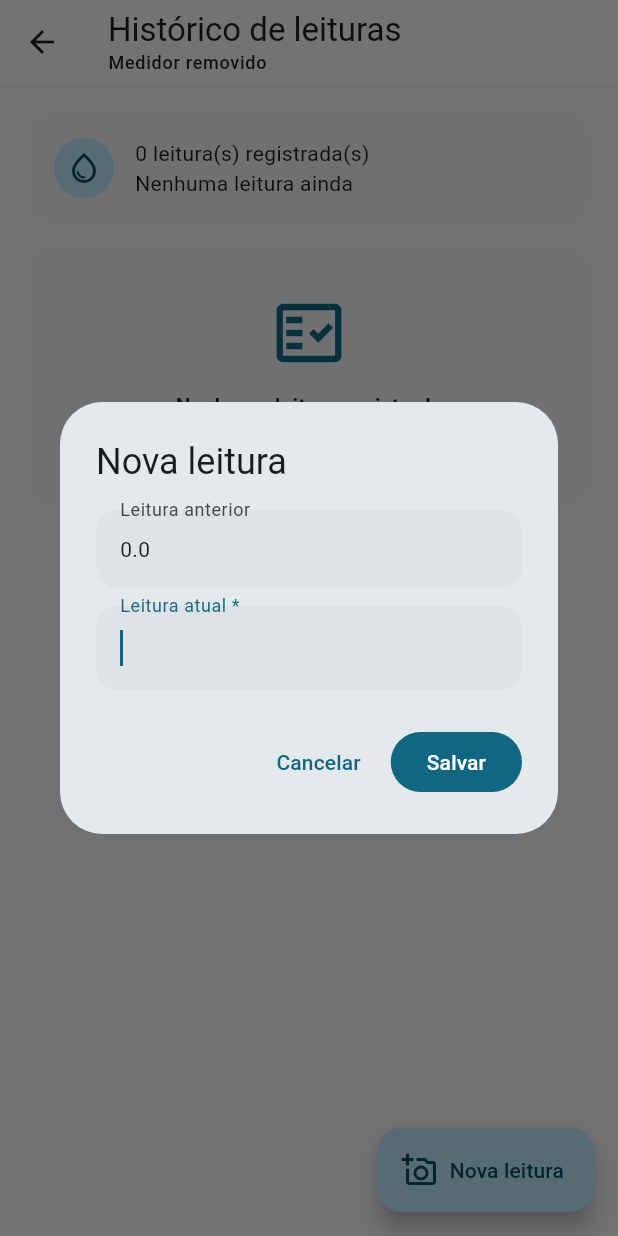
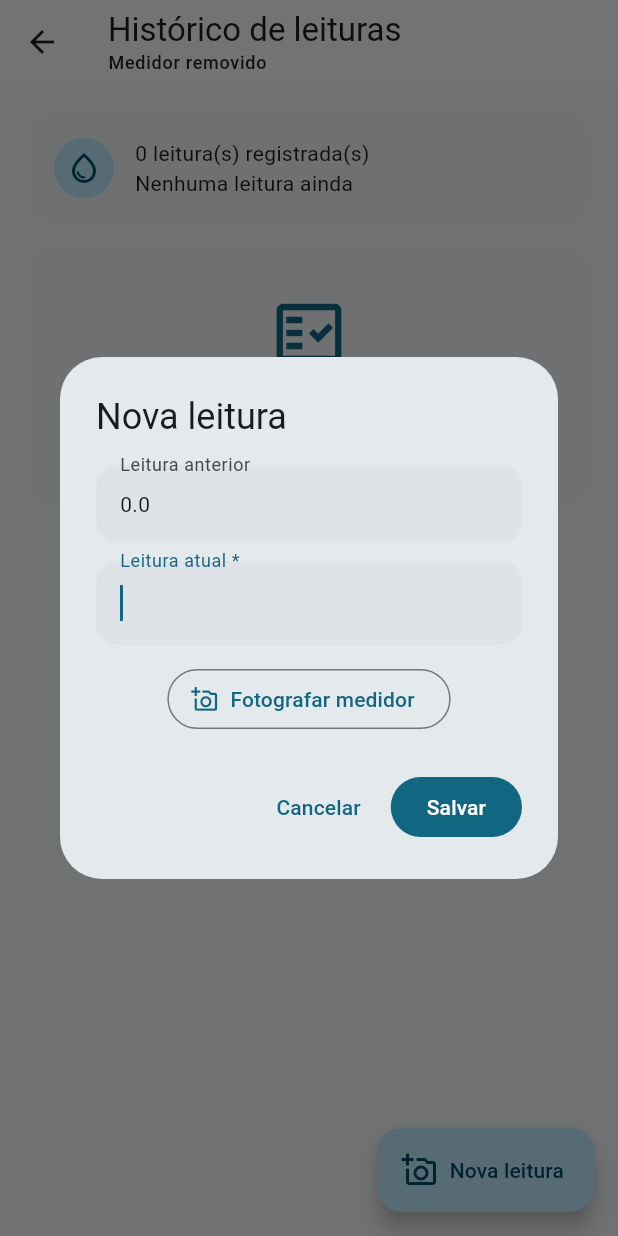
Before and after one commit to ValerioBarbosa/CondoLeitura, a Flutter app: the MeterHistoryScreen screen opened directly with empty values, after a tap on "Nova leitura", on a phone screen of 412 x 824 dp. Run offline on Flutter 3.47's test engine with Material 3 defaults, Android fonts, the phone set to English and light mode, and no system bars; our stand-ins replace csv, image_picker, printing, share_plus, shared_preferences; missing offline and left inert: excel; accounts and stored records are empty.

Commit message:
Add meter photo capture (Web, Android and iOS), defer OCR recognition
Adds the "capture" half of Release 0.3's OCR item, working everywhere
via image_picker's camera source (browser getUserMedia on Web, native
camera on Android/iOS) - no custom camera UI needed for this part.

- Add Reading.photoBase64 (optional): stores the photo as bytes/base64
  rather than a file path, since Web has no persistent file path across
  sessions - this is the one representation that works identically on
  Web, Android and iOS
- New reusable PhotoCaptureField widget, wired into both reading forms
  (MeterHistoryScreen's inline dialog and the global cascading-select
  ReadingDialog)
- Show the captured photo as a thumbnail in reading history and reading
  lists, tappable to view full-size
- Remove the five dead capture/confirm screen stubs (capture_screen,
  camera_preview_screen, qr_code_screen, confirm_screen,
  manual_correction_screen): a plain photo capture doesn't need a
  custom camera screen, image_picker handles the native UI itself
- Explicitly documented what's deliberately NOT here:
  google_mlkit_text_recognition (the actual OCR) has no Web
  implementation at all, so automatic digit recognition only works on
  native Android/iOS builds and can't be exercised in this sandbox -
  tracked as its own remaining roadmap item
- Add real tests: Reading.photoBase64 JSON round-trip, AppData.addReading
  storing/defaulting the photo, and a widget test that fakes
  ImagePickerPlatform to drive PhotoCaptureField's capture/remove flow
  end-to-end without touching a real camera
- Update docs/02_ROADMAP.md, docs/04_DATABASE.md, add docs/sprints/Sprint-04.md
- Verified: flutter analyze (0 issues), flutter test (19/19 pass),
  flutter build web --release (succeeds)

```diff
--- a/lib/models/app_data.dart
+++ b/lib/models/app_data.dart
@@ -332,7 +332,7 @@ class AppData extends ChangeNotifier {
 
   /// Registra uma leitura para [meterId]. A leitura anterior é sempre a última
   /// leitura conhecida do próprio medidor (ou zero, se for a primeira).
-  Reading addReading({required String meterId, required double currentValue}) {
+  Reading addReading({required String meterId, required double currentValue, String? photoBase64}) {
     final previousValue = lastReadingFor(meterId)?.currentValue ?? 0;
     final reading = Reading(
       id: DateTime.now().microsecondsSinceEpoch.toString(),
@@ -340,6 +340,7 @@ class AppData extends ChangeNotifier {
       previousValue: previousValue,
       currentValue: currentValue,
       createdAt: DateTime.now(),
+      photoBase64: photoBase64,
     );
     _readings.add(reading);
     notifyListeners();
--- a/lib/models/reading.dart
+++ b/lib/models/reading.dart
@@ -5,6 +5,7 @@ class Reading {
     required this.previousValue,
     required this.currentValue,
     required this.createdAt,
+    this.photoBase64,
   });
 
   final String id;
@@ -12,6 +13,11 @@ class Reading {
   final double previousValue;
   final double currentValue;
   final DateTime createdAt;
+
+  /// Foto do medidor no momento da leitura, codificada em base64.
+  /// Guardada como bytes (em vez de um caminho de arquivo) porque no Web
+  /// não existe um caminho de arquivo persistente entre sessões.
+  final String? photoBase64;
 
   double get consumption => currentValue - previousValue;
 
@@ -21,6 +27,7 @@ class Reading {
     double? previousValue,
     double? currentValue,
     DateTime? createdAt,
+    String? photoBase64,
   }) {
     return Reading(
       id: id ?? this.id,
@@ -28,6 +35,7 @@ class Reading {
       previousValue: previousValue ?? this.previousValue,
       currentValue: currentValue ?? this.currentValue,
       createdAt: createdAt ?? this.createdAt,
+      photoBase64: photoBase64 ?? this.photoBase64,
     );
   }
 
@@ -37,6 +45,7 @@ class Reading {
         'previousValue': previousValue,
         'currentValue': currentValue,
         'createdAt': createdAt.toIso8601String(),
+        'photoBase64': photoBase64,
       };
 
   factory Reading.fromJson(Map<String, dynamic> json) {
@@ -47,6 +56,7 @@ class Reading {
       previousValue: (json['previousValue'] as num).toDouble(),
       currentValue: (json['currentValue'] as num).toDouble(),
       createdAt: DateTime.tryParse(json['createdAt'] as String? ?? '') ?? now,
+      photoBase64: json['photoBase64'] as String?,
     );
   }
 }
--- a/lib/screens/history/meter_history_screen.dart
+++ b/lib/screens/history/meter_history_screen.dart
@@ -1,9 +1,12 @@
+import 'dart:convert';
+
 import 'package:intl/intl.dart';
 import 'package:flutter/material.dart';
 import 'package:provider/provider.dart';
 
 import '../../models/app_data.dart';
 import '../../models/meter.dart';
+import '../../widgets/photo_capture_field.dart';
 
 class MeterHistoryScreen extends StatelessWidget {
   const MeterHistoryScreen({super.key, required this.meter});
@@ -130,9 +133,21 @@ class MeterHistoryScreen extends StatelessWidget {
                   child: Card(
                     child: ListTile(
                       contentPadding: const EdgeInsets.all(16),
-                      leading: CircleAvatar(
-                        child: Icon(water ? Icons.water_drop_outlined : Icons.local_fire_department_outlined),
-                      ),
+                      leading: reading.photoBase64 == null
+                          ? CircleAvatar(
+                              child: Icon(water ? Icons.water_drop_outlined : Icons.local_fire_department_outlined),
+                            )
+                          : GestureDetector(
+                              onTap: () => showDialog<void>(
+                                context: context,
+                                builder: (_) => Dialog(
+                                  child: Image.memory(base64Decode(reading.photoBase64!)),
+                                ),
+                              ),
+                              child: CircleAvatar(
+                                backgroundImage: MemoryImage(base64Decode(reading.photoBase64!)),
+                              ),
+                            ),
                       title: Text(
                         DateFormat('dd/MM/yyyy HH:mm').format(reading.createdAt),
                         style: const TextStyle(fontWeight: FontWeight.bold),
@@ -166,6 +181,7 @@ class _NewReadingDialog extends StatefulWidget {
 class _NewReadingDialogState extends State<_NewReadingDialog> {
   final _formKey = GlobalKey<FormState>();
   final _current = TextEditingController();
+  String? _photoBase64;
 
   @override
   void dispose() {
@@ -202,6 +218,8 @@ class _NewReadingDialogState extends State<_NewReadingDialog> {
                 decoration: const InputDecoration(labelText: 'Leitura atual *'),
                 validator: _numberValidator,
               ),
+              const SizedBox(height: 12),
+              PhotoCaptureField(onChanged: (value) => setState(() => _photoBase64 = value)),
             ],
           ),
         ),
@@ -221,7 +239,11 @@ class _NewReadingDialogState extends State<_NewReadingDialog> {
               );
               return;
             }
-            context.read<AppData>().addReading(meterId: widget.meter.id, currentValue: current);
+            context.read<AppData>().addReading(
+                  meterId: widget.meter.id,
+                  currentValue: current,
+                  photoBase64: _photoBase64,
+                );
             Navigator.pop(context);
           },
           child: const Text('Salvar'),
--- /dev/null
+++ b/lib/widgets/photo_capture_field.dart
@@ -0,0 +1,85 @@
+import 'dart:convert';
+
+import 'package:flutter/material.dart';
+import 'package:image_picker/image_picker.dart';
+
+/// Campo para fotografar o medidor no momento da leitura.
+///
+/// A foto é lida como bytes e devolvida em base64 via [onChanged], em vez de
+/// um caminho de arquivo: no Web não existe um caminho persistente entre
+/// sessões, então bytes é a única representação que funciona igual em
+/// Web, Android e iOS.
+class PhotoCaptureField extends StatefulWidget {
+  const PhotoCaptureField({super.key, required this.onChanged});
+
+  final ValueChanged<String?> onChanged;
+
+  @override
+  State<PhotoCaptureField> createState() => _PhotoCaptureFieldState();
+}
+
+class _PhotoCaptureFieldState extends State<PhotoCaptureField> {
+  String? _photoBase64;
+  bool _capturing = false;
+
+  Future<void> _capture() async {
+    setState(() => _capturing = true);
+    try {
+      final picked = await ImagePicker().pickImage(
+        source: ImageSource.camera,
+        maxWidth: 1600,
+        imageQuality: 70,
+      );
+      if (picked == null) return;
+      final bytes = await picked.readAsBytes();
+      setState(() => _photoBase64 = base64Encode(bytes));
+      widget.onChanged(_photoBase64);
+    } catch (_) {
+      if (mounted) {
+        ScaffoldMessenger.of(context).showSnackBar(
+          const SnackBar(content: Text('Não foi possível acessar a câmera.')),
+        );
+      }
+    } finally {
+      if (mounted) setState(() => _capturing = false);
+    }
+  }
+
+  void _remove() {
+    setState(() => _photoBase64 = null);
+    widget.onChanged(null);
+  }
+
+  @override
+  Widget build(BuildContext context) {
+    final photo = _photoBase64;
+    if (photo == null) {
+      return OutlinedButton.icon(
+        onPressed: _capturing ? null : _capture,
+        icon: _capturing
+            ? const SizedBox(width: 16, height: 16, child: CircularProgressIndicator(strokeWidth: 2))
+            : const Icon(Icons.add_a_photo_outlined),
+        label: const Text('Fotografar medidor'),
+      );
+    }
+    return Stack(
+      alignment: Alignment.topRight,
+      children: [
+        ClipRRect(
+          borderRadius: BorderRadius.circular(12),
+          child: Image.memory(
+            base64Decode(photo),
+            height: 160,
+            width: double.infinity,
+            fit: BoxFit.cover,
+          ),
+        ),
+        IconButton.filled(
+          onPressed: _remove,
+          icon: const Icon(Icons.close, size: 18),
+          tooltip: 'Remover foto',
+        ),
+      ],
+    );
+  }
+}
--- a/pubspec.yaml
+++ b/pubspec.yaml
@@ -36,6 +36,8 @@ dev_dependencies:
   flutter_test:
     sdk: flutter
   flutter_lints: ^6.0.0
+  image_picker_platform_interface: ^2.11.1
+  plugin_platform_interface: ^2.1.8
 
 flutter:
   uses-material-design: true
```
Also changed, not shown: lib/screens/capture/camera_preview_screen.dart (deleted, +0 -13 lines), lib/screens/capture/capture_screen.dart (deleted, +0 -12 lines), lib/screens/capture/qr_code_screen.dart (deleted, +0 -13 lines), lib/screens/confirm/confirm_screen.dart (deleted, +0 -12 lines), lib/screens/confirm/manual_correction_screen.dart (deleted, +0 -13 lines), lib/screens/home/home_screen.dart (+14 -2 lines), pubspec.lock, 6 other files.
